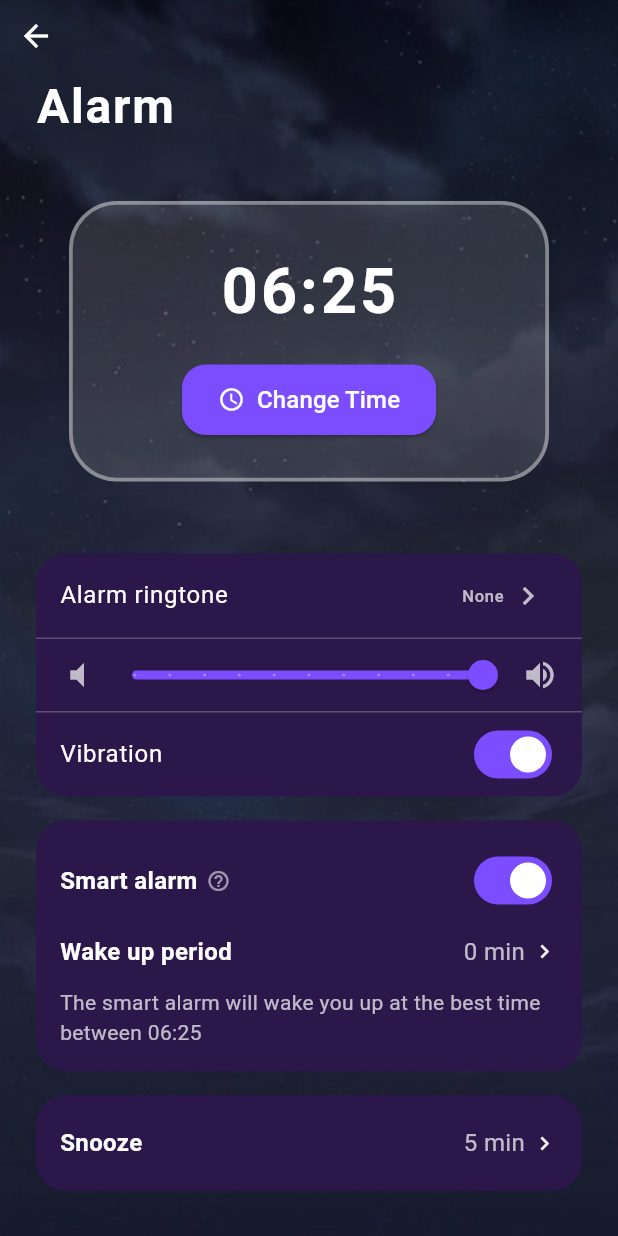
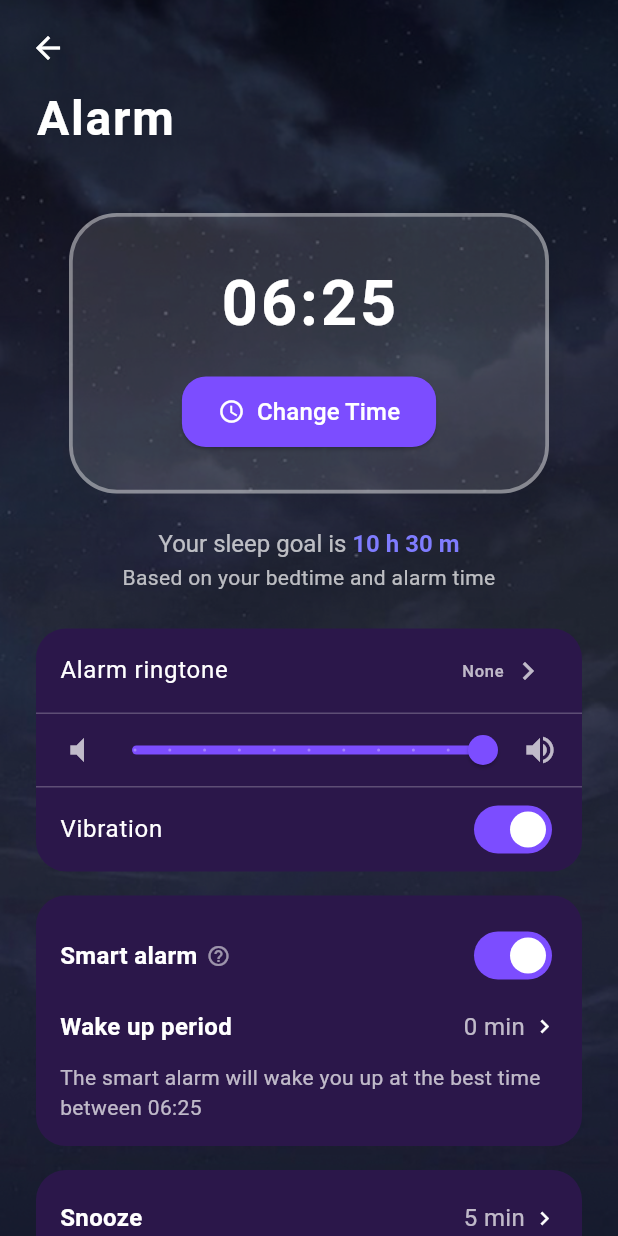
Before and after one commit to Chuki1234/Slumber, a Flutter app: the AlarmView screen opened by its route, on a phone screen of 412 x 824 dp. Run offline on Flutter 3.47's test engine with Material 3 defaults, Android fonts, the phone set to English and light mode, and no system bars; our stand-ins replace firebase_core, get, google_sign_in, just_audio, shared_preferences, supabase_flutter and 1 more; accounts and stored records are empty.

Commit message:
fix: fix alarm view

```diff
--- a/lib/app/modules/Alarm/views/alarm_view.dart
+++ b/lib/app/modules/Alarm/views/alarm_view.dart
@@ -34,12 +34,17 @@ class _AlarmViewState extends State<AlarmView> {
             colorBlendMode: BlendMode.darken,
           ),
           SafeArea(
-            child: Column(
-              crossAxisAlignment: CrossAxisAlignment.start,
+            child: ListView(
               children: [
-                IconButton(
-                  icon: const Icon(Icons.arrow_back, color: Colors.white),
-                  onPressed: () => Get.back(),
+                Padding(
+                  padding: const EdgeInsets.only(left: 8.0, top: 8.0),
+                  child: Align(
+                    alignment: Alignment.topLeft,
+                    child: IconButton(
+                      icon: const Icon(Icons.arrow_back, color: Colors.white),
+                      onPressed: () => Get.back(),
+                    ),
+                  ),
                 ),
                 const Padding(
                   padding: EdgeInsets.fromLTRB(24, 0, 24, 16),
@@ -116,7 +121,50 @@ class _AlarmViewState extends State<AlarmView> {
                     );
                   }),
                 ),
-                const SizedBox(height: 48),
+
+                const SizedBox(height: 24),
+
+// 👉 Sleep goal nằm giữa và căn giữa
+                Center(
+                  child: Obx(() {
+                    final bedTime = controller.bedTime.value;
+                    final alarmTime = controller.alarmStart.value;
+
+                    int toMinutes(TimeOfDay t) => t.hour * 60 + t.minute;
+                    final diff = (toMinutes(alarmTime) - toMinutes(bedTime) + 1440) % 1440;
+                    final hours = diff ~/ 60;
+                    final minutes = diff % 60;
+                    final goalText = minutes == 0 ? '$hours h' : '$hours h $minutes m';
+
+                    return Column(
+                      children: [
+                        RichText(
+                          textAlign: TextAlign.center,
+                          text: TextSpan(
+                            style: const TextStyle(color: Colors.white70, fontSize: 16),
+                            children: [
+                              const TextSpan(text: 'Your sleep goal is '),
+                              TextSpan(
+                                text: goalText,
+                                style: const TextStyle(
+                                  fontWeight: FontWeight.bold,
+                                  color: Color(0xFF7F7CFF),
+                                ),
+                              ),
+                            ],
+                          ),
+                        ),
+                        const SizedBox(height: 3),
+                        const Text(
+                          'Based on your bedtime and alarm time',
+                          style: TextStyle(color: Colors.white70, fontSize: 14),
+                          textAlign: TextAlign.center,
+                        ),
+                      ],
+                    );
+                  }),
+                ),
+                const SizedBox(height: 24),
 
                 Padding(
                   padding: const EdgeInsets.symmetric(horizontal: 24.0),
@@ -355,8 +403,8 @@ class _AlarmViewState extends State<AlarmView> {
                   ),
                 ),
               ],
-            ),
-          ),
+              ),
+            )
         ],
       ),
     );
```
